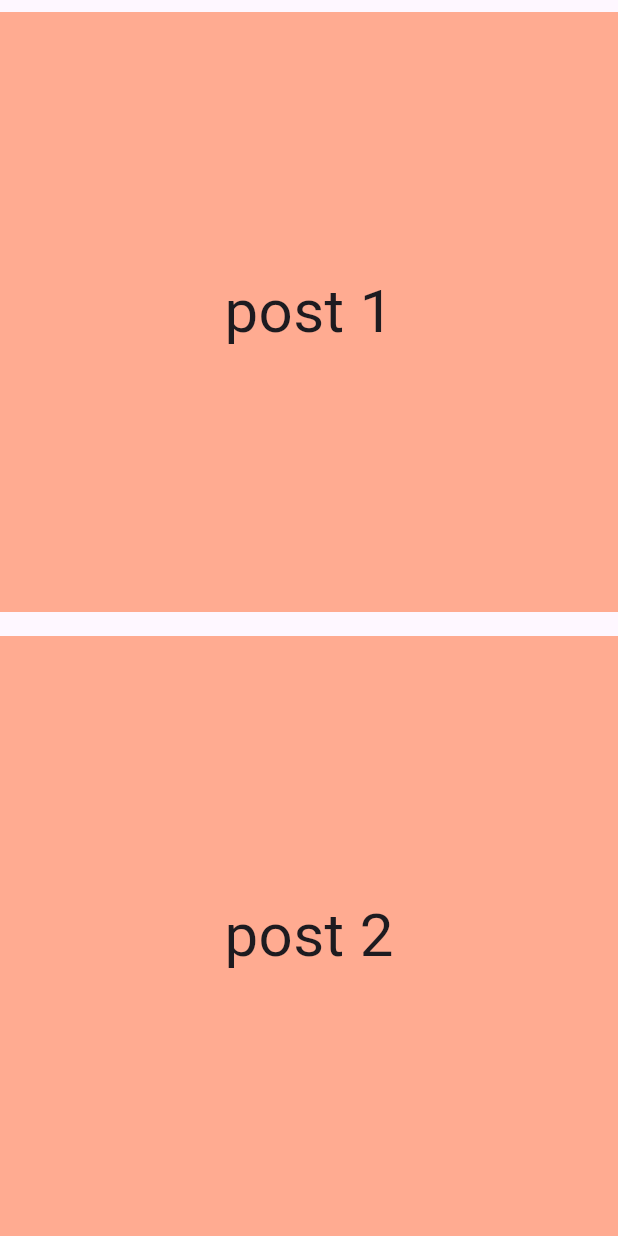
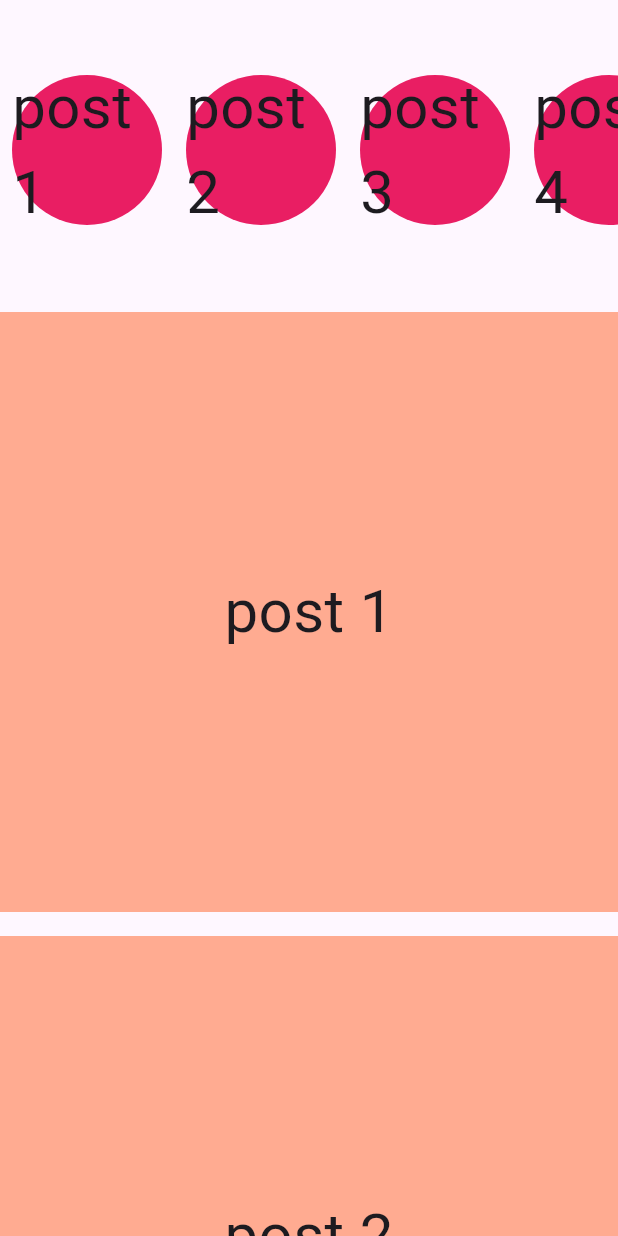
Before and after one commit to Oj-PreshuZ/Flutter-Widgets, a Flutter app: the screen it shows after launch, on a phone screen of 412 x 824 dp. Run offline on Flutter 3.47's test engine with Material 3 defaults, Android fonts, the phone set to English and light mode, and no system bars.

Commit message:
add listview widget

```diff
--- /dev/null
+++ b/lib/circle.dart
@@ -0,0 +1,28 @@
+import 'package:flutter/material.dart';
+
+class MyCircle extends StatelessWidget {
+  final String child;
+
+  const MyCircle({required this.child});
+
+  @override
+  Widget build(BuildContext context) {
+    return Padding(
+      padding: const EdgeInsets.all(8.0),
+      child: Container(
+        height: 100,
+        width: 100,
+        decoration: const BoxDecoration(
+          shape: BoxShape.circle,
+          color: Colors.pink,
+        ),
+        child: Center(
+          child: Text(
+            child,
+            style: const TextStyle(fontSize: 40),
+          ),
+        ),
+      ),
+    );
+  }
+}
--- a/lib/pages/listview.dart
+++ b/lib/pages/listview.dart
@@ -1,4 +1,7 @@
+import 'package:flutter/cupertino.dart';
 import 'package:flutter/material.dart';
+import 'package:flutter/widgets.dart';
+import 'package:widgets/circle.dart';
 import 'package:widgets/square.dart';
 
 class ListViewPage extends StatelessWidget {
@@ -11,10 +14,37 @@ class ListViewPage extends StatelessWidget {
     'post 6',
   ];
 
+  final List _stories = [
+    'post 1',
+    'post 2',
+    'post 3',
+    'post 4',
+    'post 5',
+    'post 6',
+  ];
+
   @override
   Widget build(BuildContext context) {
     return Scaffold(
-      body: ListView.builder(
+      body: Column(
+        children: [
+          // instagram stories
+          Container(
+            height: 200,
+            child: ListView.builder(
+              itemCount: _stories.length,
+              scrollDirection: Axis.horizontal,
+              itemBuilder: (context, index) {
+                return MyCircle(
+                  child: _stories[index],
+                );
+              },
+            ),
+          ),
+
+          // instagram posts
+          Expanded(
+            child: ListView.builder(
               itemCount: _posts.length,
               itemBuilder: (context, index) {
                 return MySquare(
@@ -22,6 +52,9 @@ class ListViewPage extends StatelessWidget {
                 );
               },
             ),
+          ),
+        ],
+      ),
     );
   }
 }
```
Lines whose indentation alone changed are shown as unchanged.
